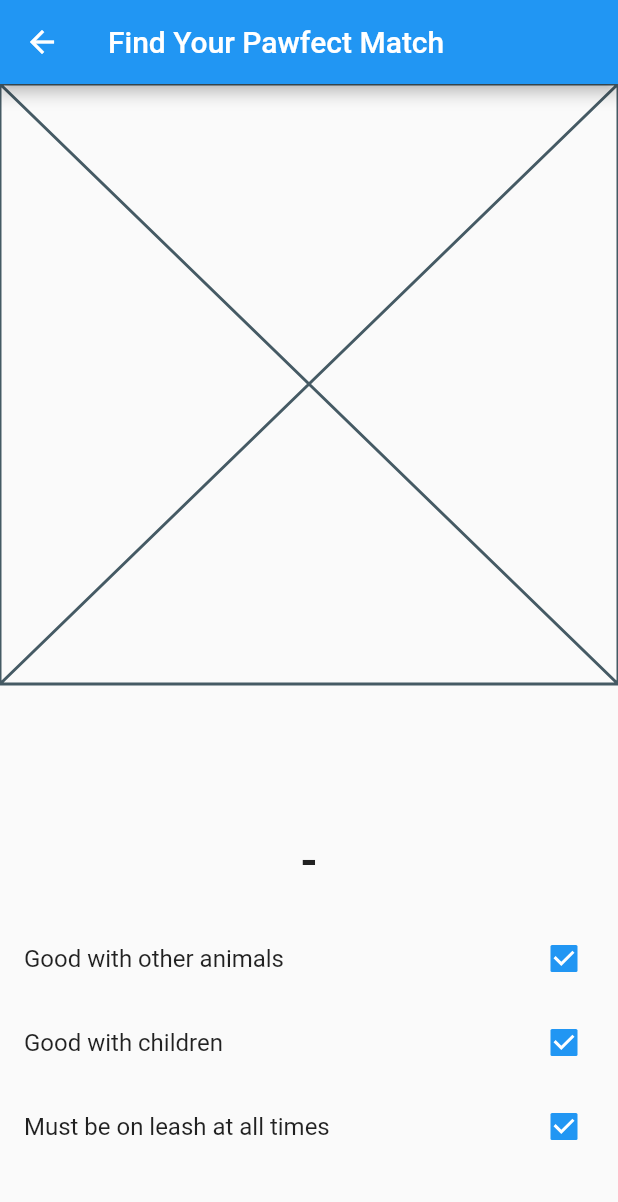
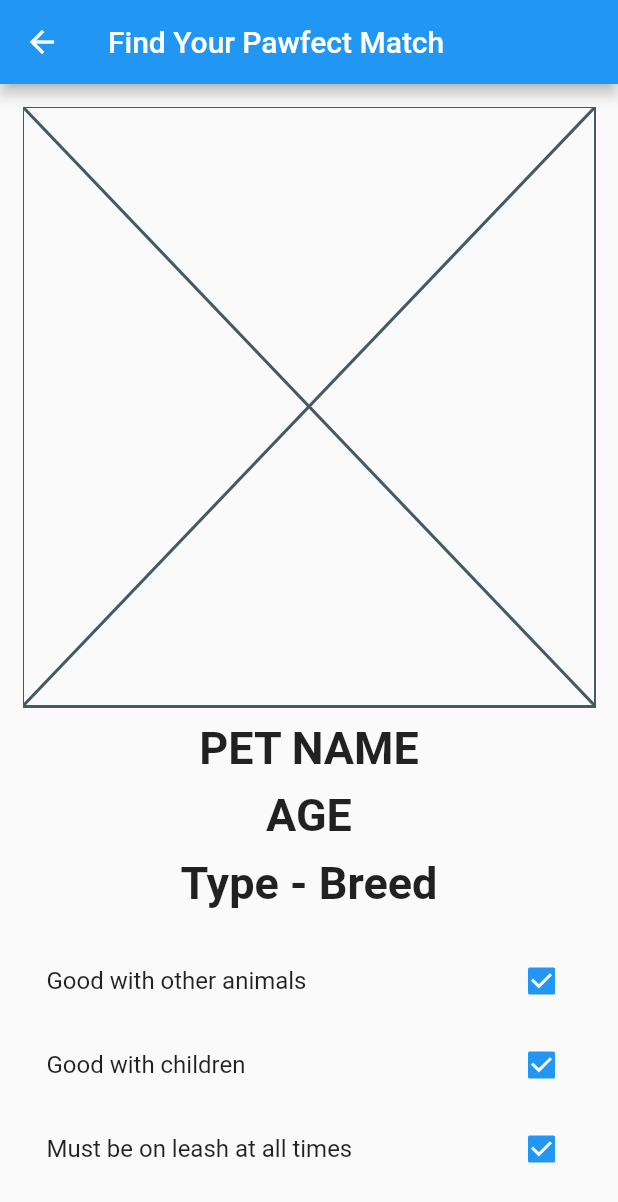
Before and after one commit to sjdeng95/woof-me, a Flutter app: the PetProfileScreen screen opened directly with empty values, on a phone screen of 412 x 824 dp. Shown: the top 1202 px of the screen. Run offline on Flutter 3.47's test engine with Material 2 defaults, Android fonts, the phone set to English and light mode, and no system bars; our stand-ins replace cloud_firestore, firebase_core, persistent_bottom_nav_bar; accounts and stored records are empty.

Commit message:
Update pet_profile screen to get pet information from db

```diff
--- a/lib/screens/public_screens/pet_profile.dart
+++ b/lib/screens/public_screens/pet_profile.dart
@@ -1,5 +1,8 @@
 import 'package:flutter/material.dart';
 import 'package:woofme/models/pet_info.dart';
+
+import 'package:woofme/widgets/pet_info_basic.dart';
+import 'package:woofme/widgets/pet_info_more.dart';
 
 class PetProfileScreen extends StatefulWidget {
   final PetInfo petInfo;
@@ -10,71 +13,22 @@ class PetProfileScreen extends StatefulWidget {
 }
 
 class _PetProfileScreenState extends State<PetProfileScreen> {
-  static const TextStyle optionStyle =
-      TextStyle(fontSize: 30, fontWeight: FontWeight.bold);
-
-  Widget aboutPet(PetInfo petInfo) {
-    return Column(
-        mainAxisAlignment: MainAxisAlignment.start,
-        crossAxisAlignment: CrossAxisAlignment.center,
-        children: [
-          const SizedBox(
-            height: 400,
-            child: Placeholder(),
-          ),
-          const SizedBox(height: 10),
-          Text(
-            '${petInfo.name}',
-            style: optionStyle,
-          ),
-          const SizedBox(height: 10),
-          Text(
-            '${petInfo.availability}',
-            style: optionStyle,
-          ),
-          const SizedBox(height: 10),
-          Text(
-            '${petInfo.type} - ${petInfo.breed}',
-            style: optionStyle,
-          ),
-          const SizedBox(height: 20),
-          CheckboxListTile(
-            title: const Text("Good with other animals"),
-            value: true,
-            onChanged: (value) {},
-          ),
-          CheckboxListTile(
-            title: const Text("Good with children"),
-            value: true,
-            onChanged: (value) {},
-          ),
-          CheckboxListTile(
-            title: const Text("Must be on leash at all times"),
-            value: true,
-            onChanged: (value) {},
-          ),
-          const SizedBox(height: 40),
-          SizedBox(height: 40, child: Text('${petInfo.story}')),
-          const SizedBox(height: 40),
-        ]);
-  }
+  // static const TextStyle optionStyle =
+  //     TextStyle(fontSize: 30, fontWeight: FontWeight.bold);
 
   @override
   Widget build(BuildContext context) {
-    // final PetInfo petInfo =
-    //     ModalRoute.of(context)?.settings.arguments as PetInfo;
-
     return Scaffold(
-        appBar: AppBar(
-          title: const Text('Find Your Pawfect Match'),
-        ),
-        body: aboutPet(widget.petInfo));
-    //   Padding(
-    //   padding: const EdgeInsets.all(15.0),
-    //   child: ListView(children: const [
-    //     PetInfoBasic(),
-    //     PetInfoMore(),
-    //   ]),
-    // ),
+      appBar: AppBar(
+        title: const Text('Find Your Pawfect Match'),
+      ),
+      body: Padding(
+        padding: const EdgeInsets.all(15.0),
+        child: ListView(children: [
+          PetInfoBasic(petInfo: widget.petInfo),
+          PetInfoMore(petInfo: widget.petInfo),
+        ]),
+      ),
+    );
   }
 }
```
